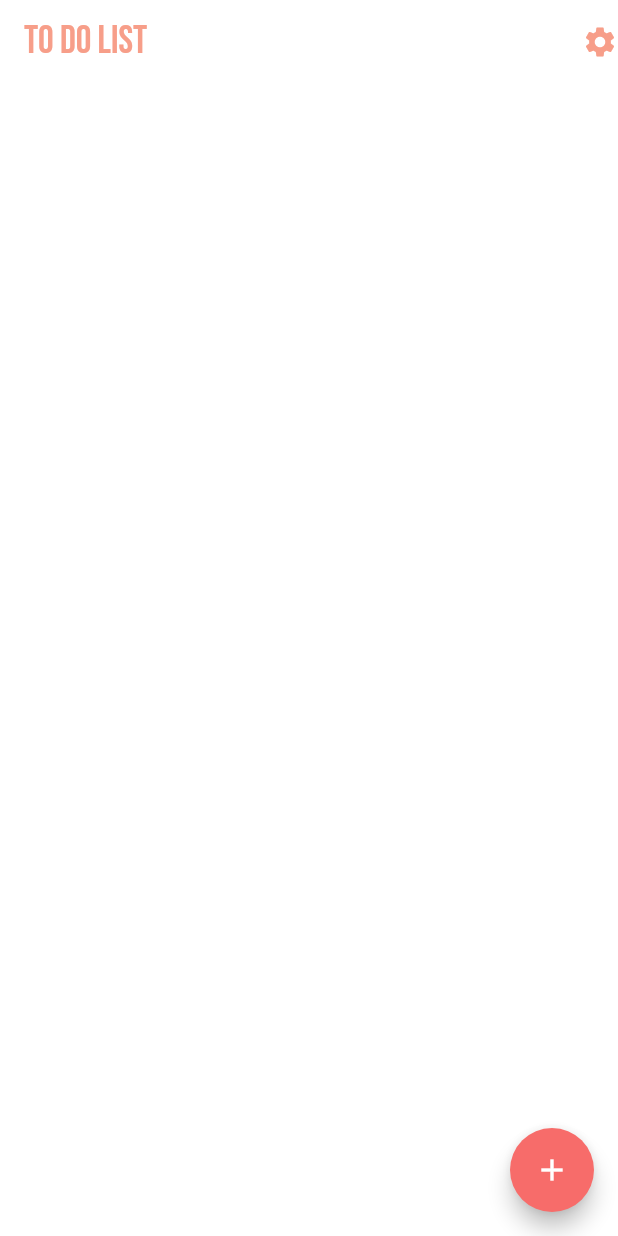
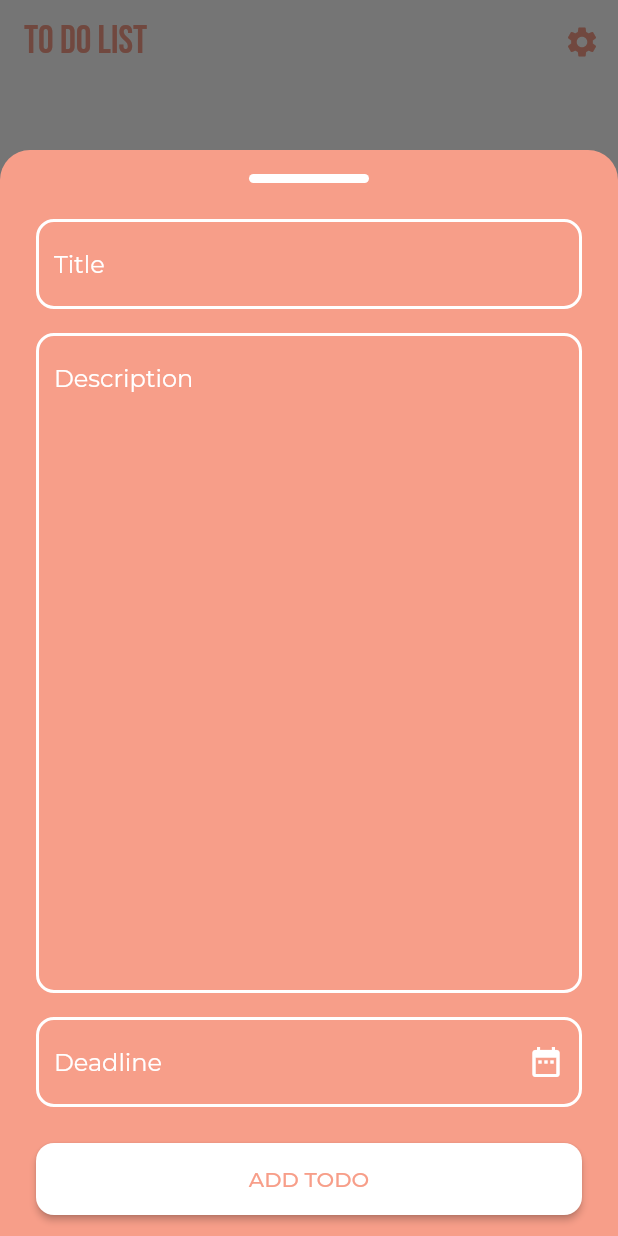
Before and after one commit to teddyrahsyah/simple-todo-app-provider, a Flutter app: the screen it shows after launch, after a tap on the "add" icon, on a phone screen of 412 x 824 dp. Run offline on Flutter 3.47's test engine with Material 2 defaults, Android fonts, the phone set to English and light mode, and no system bars; our stand-ins replace google_fonts.

```diff
--- a/lib/main.dart
+++ b/lib/main.dart
@@ -1,8 +1,15 @@
 import 'package:flutter/material.dart';
+import 'package:provider/provider.dart';
+import 'package:simple_todo_app_with_provider/providers/todo_list_provider.dart';
 import 'package:simple_todo_app_with_provider/screens/home_screen.dart';
 
 void main() {
-  runApp(const MyApp());
+  runApp(MultiProvider(
+    providers: [
+      ChangeNotifierProvider(create: (context) => TodoListProvider()),
+    ],
+    child: const MyApp(),
+  ));
 }
 
 class MyApp extends StatelessWidget {
--- /dev/null
+++ b/lib/models/todo_model.dart
@@ -0,0 +1,13 @@
+class TodoModel {
+  final String id;
+  final String title;
+  final String description;
+  final String deadline;
+
+  const TodoModel({
+    required this.id,
+    required this.title,
+    required this.description,
+    required this.deadline,
+  });
+}
--- /dev/null
+++ b/lib/providers/todo_list_provider.dart
@@ -0,0 +1,13 @@
+import 'package:flutter/material.dart';
+import 'package:simple_todo_app_with_provider/models/todo_model.dart';
+
+class TodoListProvider extends ChangeNotifier {
+  List<TodoModel> _todoList = [];
+
+  List<TodoModel> get todoList => _todoList;
+
+  void addTodo(TodoModel todo) {
+    _todoList.add(todo);
+    notifyListeners();
+  }
+}
--- a/lib/screens/home_screen.dart
+++ b/lib/screens/home_screen.dart
@@ -1,11 +1,15 @@
 import 'package:flutter/material.dart';
+import 'package:provider/provider.dart';
+import 'package:simple_todo_app_with_provider/providers/todo_list_provider.dart';
 import 'package:simple_todo_app_with_provider/shared/theme.dart';
+import 'package:simple_todo_app_with_provider/widgets/add_edit_todo_widget.dart';
 
 class HomeScreen extends StatelessWidget {
   const HomeScreen({Key? key}) : super(key: key);
 
   @override
   Widget build(BuildContext context) {
+    TodoListProvider todoProvider = context.watch<TodoListProvider>();
     return Scaffold(
       backgroundColor: white,
       appBar: AppBar(
@@ -16,14 +20,55 @@ class HomeScreen extends StatelessWidget {
           style: appBarTitleTextStyle,
         ),
         actions: [
-          Icon(
-            Icons.settings,
-            color: secondary,
+          Padding(
+            padding: const EdgeInsets.symmetric(horizontal: 12),
+            child: Icon(
+              Icons.settings,
+              color: secondary,
+            ),
           )
         ],
       ),
+      body: Padding(
+        padding: const EdgeInsets.symmetric(horizontal: 24, vertical: 40),
+        child: ListView(
+            children: todoProvider.todoList.isNotEmpty
+                ? []
+                : [
+                    Center(
+                      child: Text(
+                        "No Todo Exist!",
+                        style: headlineTextStyle,
+                      ),
+                    ),
+                    Center(
+                      child: Text(
+                        "Create your To-Do now",
+                        style: contentTextStyle.copyWith(color: primary),
+                      ),
+                    ),
+                    SizedBox(
+                      width: MediaQuery.of(context).size.width,
+                      height: MediaQuery.of(context).size.height -
+                          MediaQuery.of(context).size.width,
+                      child: Center(
+                        child: Image.asset("assets/no_todo_img.png"),
+                      ),
+                    )
+                  ]),
+      ),
       floatingActionButton: FloatingActionButton(
-        onPressed: () {},
+        onPressed: () {
+          showModalBottomSheet(
+            context: context,
+            isScrollControlled: true,
+            backgroundColor: secondary,
+            shape: const RoundedRectangleBorder(
+              borderRadius: BorderRadius.vertical(top: Radius.circular(20)),
+            ),
+            builder: (BuildContext context) => AddEditTodoWidget(),
+          );
+        },
         backgroundColor: primary,
         child: const Icon(Icons.add),
       ),
--- a/lib/shared/theme.dart
+++ b/lib/shared/theme.dart
@@ -15,7 +15,7 @@ TextStyle appBarTitleTextStyle = GoogleFonts.bebasNeue(
 
 TextStyle headlineTextStyle = GoogleFonts.bebasNeue(
   color: primary,
-  fontSize: 36,
+  fontSize: 35,
 );
 
 TextStyle titleTextTyle = GoogleFonts.montserrat(
@@ -37,3 +37,9 @@ TextStyle labelTextStyle = GoogleFonts.montserrat(
   color: white,
   fontSize: 16,
 );
+
+TextStyle buttonTextStyle = GoogleFonts.montserrat(
+  color: secondary,
+  fontSize: 14,
+  fontWeight: FontWeight.w500
+);
--- /dev/null
+++ b/lib/widgets/add_edit_todo_widget.dart
@@ -0,0 +1,92 @@
+import 'package:flutter/material.dart';
+import 'package:intl/intl.dart';
+import 'package:simple_todo_app_with_provider/shared/theme.dart';
+import 'package:simple_todo_app_with_provider/widgets/custom_text_field.dart';
+
+class AddEditTodoWidget extends StatelessWidget {
+  AddEditTodoWidget({Key? key}) : super(key: key);
+
+  final TextEditingController titleController = TextEditingController();
+  final TextEditingController descriptionController = TextEditingController();
+  final TextEditingController deadlineController = TextEditingController();
+
+  @override
+  Widget build(BuildContext context) {
+    Widget formSection() {
+      return Container(
+        margin: const EdgeInsets.symmetric(vertical: 24),
+        child: Column(
+          children: [
+            CustomTextField(
+              labelText: "Title",
+              controller: titleController,
+              margin: const EdgeInsets.only(bottom: 16),
+            ),
+            CustomTextField(
+              labelText: "Description",
+              controller: descriptionController,
+              maxLines: 20,
+              margin: const EdgeInsets.only(bottom: 16),
+            ),
+            CustomTextField(
+              labelText: "Deadline",
+              controller: deadlineController,
+              suffixIcon: Icon(
+                Icons.date_range,
+                color: white,
+              ),
+              onTap: () async {
+                FocusScope.of(context).requestFocus(FocusNode());
+
+                // Show date picker
+                DateTime? date = DateTime(1900);
+                date = await showDatePicker(
+                    context: context,
+                    initialDate:DateTime.now(),
+                    firstDate:DateTime(1900),
+                    lastDate: DateTime(2100));
+
+                deadlineController.text = DateFormat('dd MMMM yyyy').format(date!);
+              },
+            ),
+          ],
+        ),
+      );
+    }
+
+    return Container(
+      height: MediaQuery.of(context).size.height - 100,
+      padding: const EdgeInsets.only(left: 24, top: 16, bottom: 24, right: 24),
+      child: Column(
+        mainAxisSize: MainAxisSize.min,
+        children: <Widget>[
+          Container(
+            width: 80,
+            height: 6,
+            decoration: BoxDecoration(
+                color: white, borderRadius: BorderRadius.circular(3)),
+          ),
+          formSection(),
+          SizedBox(
+            width: double.infinity,
+            height: 48,
+            child: ElevatedButton(
+              style: ElevatedButton.styleFrom(
+                  primary: white,
+                  onPrimary: primary,
+                  shape: RoundedRectangleBorder(
+                      borderRadius: BorderRadius.circular(12))),
+              child: Text(
+                'ADD TODO',
+                style: buttonTextStyle,
+              ),
+              onPressed: () {
+                Navigator.pop(context);
+              },
+            ),
+          ),
+        ],
+      ),
+    );
+  }
+}
--- /dev/null
+++ b/lib/widgets/custom_text_field.dart
@@ -0,0 +1,55 @@
+import 'package:flutter/material.dart';
+import 'package:simple_todo_app_with_provider/shared/theme.dart';
+
+class CustomTextField extends StatelessWidget {
+  final String labelText;
+  final int maxLines;
+  final EdgeInsets margin;
+  final Icon? suffixIcon;
+  final Function()? onTap;
+  final TextEditingController controller;
+
+  const CustomTextField({
+    Key? key,
+    required this.labelText,
+    required this.controller,
+    this.maxLines = 1,
+    this.margin = EdgeInsets.zero,
+    this.suffixIcon,
+    this.onTap,
+  }) : super(key: key);
+
+  @override
+  Widget build(BuildContext context) {
+    return Container(
+      margin: margin,
+      child: TextFormField(
+        controller: controller,
+        cursorColor: white,
+        style: contentTextStyle,
+        maxLines: maxLines,
+        decoration: InputDecoration(
+          alignLabelWithHint: true,
+          suffixIcon: suffixIcon,
+          labelText: labelText,
+          labelStyle: contentTextStyle,
+          enabledBorder: OutlineInputBorder(
+            borderRadius: BorderRadius.circular(12),
+            borderSide: BorderSide(
+              color: white,
+              width: 2.0,
+            ),
+          ),
+          focusedBorder: OutlineInputBorder(
+            borderRadius: BorderRadius.circular(12),
+            borderSide: BorderSide(
+              color: white,
+              width: 2.0,
+            ),
+          ),
+        ),
+        onTap: onTap,
+      ),
+    );
+  }
+}
--- a/pubspec.yaml
+++ b/pubspec.yaml
@@ -37,6 +37,7 @@ dependencies:
   google_fonts: ^3.0.1
   provider: ^6.0.4
   uuid: ^3.0.6
+  intl: ^0.17.0
 
 dev_dependencies:
   flutter_test:
```
Also changed, not shown: pubspec.lock.
